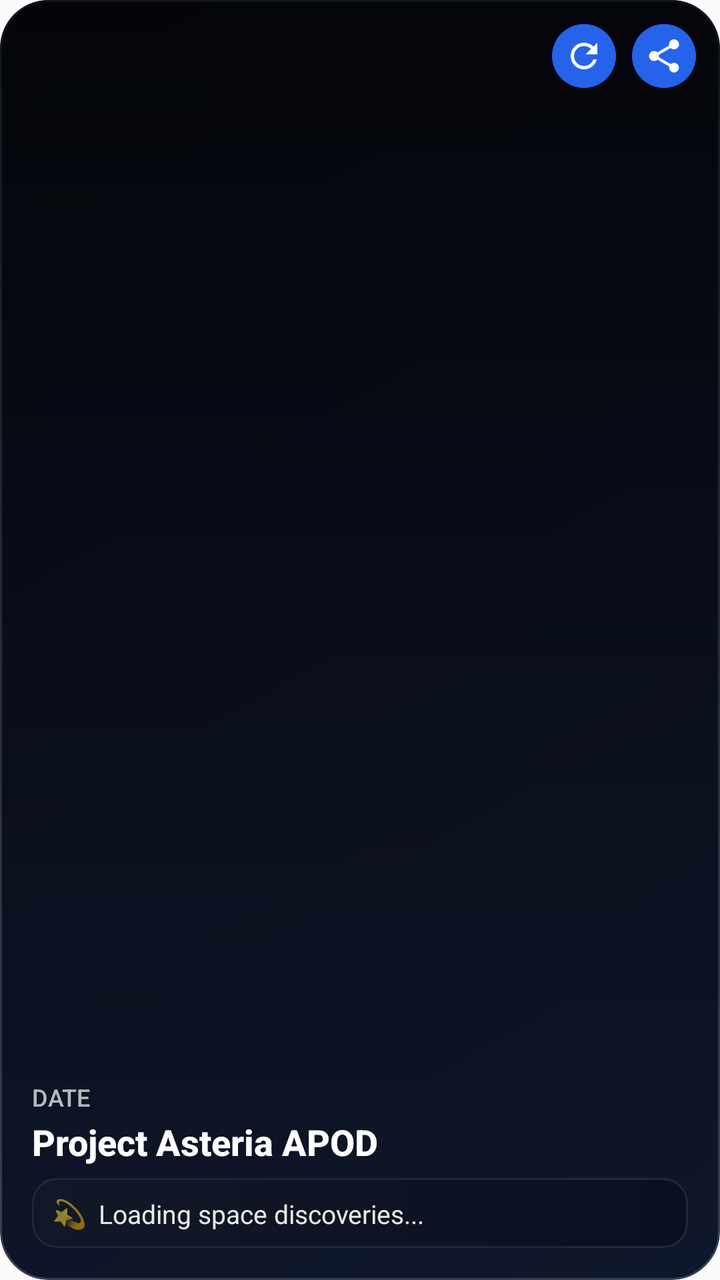
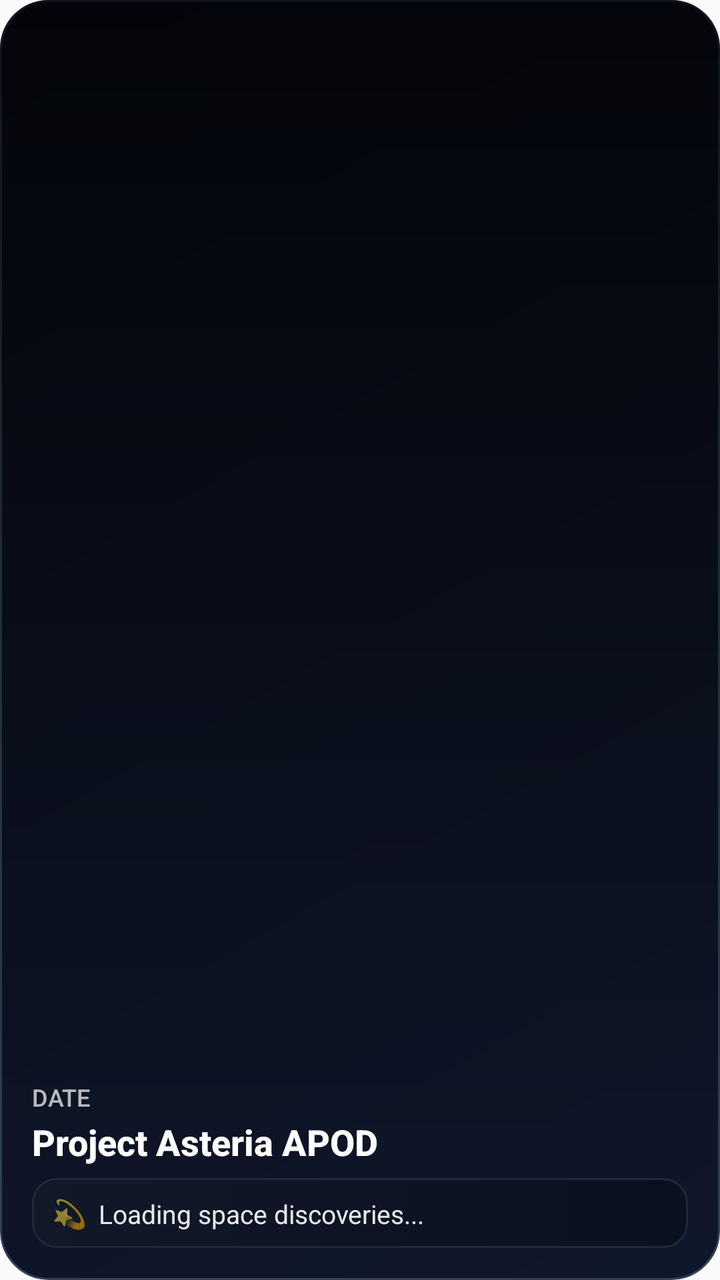

The first picture is an Android layout as it rendered before a commit; the second is the same layout after the commit. The layout source and the unified diff follow.
<!-- AndroidManifest.xml: application theme Theme.ProjectAsteria -->
<!-- res/layout/asteria_app_widget.xml -->
<?xml version="1.0" encoding="utf-8"?>
<RelativeLayout xmlns:android="http://schemas.android.com/apk/res/android"
    android:id="@+id/widget_main_card"
    android:layout_width="match_parent"
    android:layout_height="match_parent"
    android:background="@drawable/widget_background"
    android:clipToOutline="true"
    android:outlineProvider="background">

    
    <ImageView
        android:id="@+id/widget_image"
        android:layout_width="match_parent"
        android:layout_height="match_parent"
        android:scaleType="centerCrop"
        android:contentDescription="Space Image" />

    
    <ImageView
        android:layout_width="match_parent"
        android:layout_height="match_parent"
        android:background="@drawable/widget_gradient_overlay" />

    
    <LinearLayout
        android:layout_width="wrap_content"
        android:layout_height="wrap_content"
        android:layout_alignParentTop="true"
        android:layout_alignParentEnd="true"
        android:orientation="horizontal"
        android:padding="12dp">

        <ImageButton
            android:id="@+id/widget_refresh_button"
            android:layout_width="32dp"
            android:layout_height="32dp"
            android:background="@drawable/widget_button_background"
            android:src="@drawable/ic_refresh_white"
            android:contentDescription="Refresh"
            android:padding="6dp"
            android:scaleType="centerInside" />

        <ImageButton
            android:id="@+id/widget_share_button"
            android:layout_width="32dp"
            android:layout_height="32dp"
            android:layout_marginStart="8dp"
            android:background="@drawable/widget_button_background"
            android:src="@drawable/ic_share_white"
            android:contentDescription="Share"
            android:padding="6dp"
            android:scaleType="centerInside" />
    </LinearLayout>

    
    <LinearLayout
        android:layout_width="match_parent"
        android:layout_height="wrap_content"
        android:layout_alignParentBottom="true"
        android:orientation="vertical"
        android:padding="16dp">

        <TextView
            android:id="@+id/widget_date"
            android:layout_width="wrap_content"
            android:layout_height="wrap_content"
            android:fontFamily="sans-serif-medium"
            android:text="Date"
            android:textColor="#B3FFFFFF"
            android:textSize="12sp"
            android:textAllCaps="true" />

        <TextView
            android:id="@+id/widget_title"
            android:layout_width="match_parent"
            android:layout_height="wrap_content"
            android:layout_marginTop="2dp"
            android:ellipsize="end"
            android:fontFamily="sans-serif-medium"
            android:maxLines="2"
            android:text="Project Asteria APOD"
            android:textColor="#FFFFFF"
            android:textSize="18sp"
            android:textStyle="bold" />
            
        <LinearLayout
            android:layout_width="match_parent"
            android:layout_height="wrap_content"
            android:layout_marginTop="6dp"
            android:background="@drawable/widget_fact_background"
            android:orientation="horizontal"
            android:paddingHorizontal="10dp"
            android:paddingVertical="8dp">
            
            <TextView
                android:layout_width="wrap_content"
                android:layout_height="wrap_content"
                android:layout_marginEnd="6dp"
                android:text="💫"
                android:textSize="14sp" />
                
            <TextView
                android:id="@+id/widget_fact"
                android:layout_width="match_parent"
                android:layout_height="wrap_content"
                android:ellipsize="end"
                android:fontFamily="sans-serif"
                android:maxLines="2"
                android:text="Loading space discoveries..."
                android:textColor="#E6FFFFFF"
                android:textSize="13sp" />
                
        </LinearLayout>
    </LinearLayout>

</RelativeLayout>
<!-- resources referenced by this layout -->
<resources>
  <!-- drawable ic_refresh_white (drawable) -->
  <vector xmlns:android="http://schemas.android.com/apk/res/android"
      android:width="24dp"
      android:height="24dp"
      android:viewportWidth="24"
      android:viewportHeight="24"
      android:tint="#FFFFFF">
      <path
          android:fillColor="@android:color/white"
          android:pathData="M17.65,6.35C16.2,4.9 14.21,4 12,4c-4.42,0 -7.99,3.58 -7.99,8s3.57,8 7.99,8c3.73,0 6.84,-2.55 7.73,-6h-2.08c-0.82,2.33 -3.04,4 -5.65,4 -3.31,0 -6,-2.69 -6,-6s2.69,-6 6,-6c1.66,0 3.14,0.69 4.22,1.78L13,11h7V4l-2.35,2.35z"/>
  </vector>
  <!-- drawable ic_share_white (drawable) -->
  <?xml version="1.0" encoding="utf-8"?>
  
  <vector xmlns:android="http://schemas.android.com/apk/res/android"
      android:width="24dp"
      android:height="24dp"
      android:viewportWidth="24"
      android:viewportHeight="24"
      android:tint="#FFFFFF">
    <path
        android:fillColor="@android:color/white"
        android:pathData="M18,16.08c-0.76,0 -1.44,0.3 -1.96,0.77L8.91,12.7c0.05,-0.23 0.09,-0.46 0.09,-0.7s-0.04,-0.47 -0.09,-0.7l7.05,-4.11c0.54,0.5 1.25,0.81 2.04,0.81 1.66,0 3,-1.34 3,-3s-1.34,-3 -3,-3 -3,1.34 -3,3c0,0.24 0.04,0.47 0.09,0.7L8.04,9.81C7.5,9.31 6.79,9 6,9c-1.66,0 -3,1.34 -3,3s1.34,3 3,3c0.79,0 1.5,-0.31 2.04,-0.81l7.12,4.16c-0.05,0.21 -0.08,0.43 -0.08,0.65 0,1.61 1.31,2.92 2.92,2.92 1.61,0 2.92,-1.31 2.92,-2.92s-1.31,-2.92 -2.92,-2.92z"/>
  </vector>
  <!-- drawable widget_background (drawable) -->
  <?xml version="1.0" encoding="utf-8"?>
  
  <shape xmlns:android="http://schemas.android.com/apk/res/android">
      <gradient
          android:angle="135"
          android:endColor="#0B1020"
          android:startColor="#0F172A"
          android:type="linear" />
      <corners android:radius="24dp" />
      <stroke
          android:width="1dp"
          android:color="#334155" />
  </shape>
  <!-- drawable widget_button_background (drawable) -->
  <?xml version="1.0" encoding="utf-8"?>
  
  <shape xmlns:android="http://schemas.android.com/apk/res/android">
      <solid android:color="#2563EB" />
      <corners android:radius="20dp" />
  </shape>
  <!-- drawable widget_fact_background (drawable) -->
  <?xml version="1.0" encoding="utf-8"?>
  
  <shape xmlns:android="http://schemas.android.com/apk/res/android">
      <gradient
          android:angle="0"
          android:endColor="#0B1020"
          android:startColor="#111827"
          android:type="linear" />
      <corners android:radius="12dp" />
      <stroke
          android:width="1dp"
          android:color="#1F2937" />
  </shape>
  <!-- drawable widget_gradient_overlay (drawable) -->
  <?xml version="1.0" encoding="utf-8"?>
  
  <shape xmlns:android="http://schemas.android.com/apk/res/android">
      <gradient
          android:angle="90"
          android:startColor="#00000000"
          android:centerColor="#4D000000"
          android:endColor="#B3000000"
          android:type="linear" />
  </shape>
  <style name="Theme.ProjectAsteria" parent="android:Theme.Material.Light.NoActionBar" />
</resources>

<!-- the commit's change to res/layout/asteria_app_widget.xml (unified diff, before → after) -->
@@ -20,37 +20,6 @@
         android:layout_width="match_parent"
         android:layout_height="match_parent"
         android:background="@drawable/widget_gradient_overlay" />
-
-    
-    <LinearLayout
-        android:layout_width="wrap_content"
-        android:layout_height="wrap_content"
-        android:layout_alignParentTop="true"
-        android:layout_alignParentEnd="true"
-        android:orientation="horizontal"
-        android:padding="12dp">
-
-        <ImageButton
-            android:id="@+id/widget_refresh_button"
-            android:layout_width="32dp"
-            android:layout_height="32dp"
-            android:background="@drawable/widget_button_background"
-            android:src="@drawable/ic_refresh_white"
-            android:contentDescription="Refresh"
-            android:padding="6dp"
-            android:scaleType="centerInside" />
-
-        <ImageButton
-            android:id="@+id/widget_share_button"
-            android:layout_width="32dp"
-            android:layout_height="32dp"
-            android:layout_marginStart="8dp"
-            android:background="@drawable/widget_button_background"
-            android:src="@drawable/ic_share_white"
-            android:contentDescription="Share"
-            android:padding="6dp"
-            android:scaleType="centerInside" />
-    </LinearLayout>
 
     
     <LinearLayout
<!-- resource entries referenced after the edit -->
@@ -1,29 +1,5 @@
 <!-- resources referenced by this layout -->
 <resources>
-  <!-- drawable ic_refresh_white (drawable) -->
-  <vector xmlns:android="http://schemas.android.com/apk/res/android"
-      android:width="24dp"
-      android:height="24dp"
-      android:viewportWidth="24"
-      android:viewportHeight="24"
-      android:tint="#FFFFFF">
-      <path
-          android:fillColor="@android:color/white"
-          android:pathData="M17.65,6.35C16.2,4.9 14.21,4 12,4c-4.42,0 -7.99,3.58 -7.99,8s3.57,8 7.99,8c3.73,0 6.84,-2.55 7.73,-6h-2.08c-0.82,2.33 -3.04,4 -5.65,4 -3.31,0 -6,-2.69 -6,-6s2.69,-6 6,-6c1.66,0 3.14,0.69 4.22,1.78L13,11h7V4l-2.35,2.35z"/>
-  </vector>
-  <!-- drawable ic_share_white (drawable) -->
-  <?xml version="1.0" encoding="utf-8"?>
-  
-  <vector xmlns:android="http://schemas.android.com/apk/res/android"
-      android:width="24dp"
-      android:height="24dp"
-      android:viewportWidth="24"
-      android:viewportHeight="24"
-      android:tint="#FFFFFF">
-    <path
-        android:fillColor="@android:color/white"
-        android:pathData="M18,16.08c-0.76,0 -1.44,0.3 -1.96,0.77L8.91,12.7c0.05,-0.23 0.09,-0.46 0.09,-0.7s-0.04,-0.47 -0.09,-0.7l7.05,-4.11c0.54,0.5 1.25,0.81 2.04,0.81 1.66,0 3,-1.34 3,-3s-1.34,-3 -3,-3 -3,1.34 -3,3c0,0.24 0.04,0.47 0.09,0.7L8.04,9.81C7.5,9.31 6.79,9 6,9c-1.66,0 -3,1.34 -3,3s1.34,3 3,3c0.79,0 1.5,-0.31 2.04,-0.81l7.12,4.16c-0.05,0.21 -0.08,0.43 -0.08,0.65 0,1.61 1.31,2.92 2.92,2.92 1.61,0 2.92,-1.31 2.92,-2.92s-1.31,-2.92 -2.92,-2.92z"/>
-  </vector>
   <!-- drawable widget_background (drawable) -->
   <?xml version="1.0" encoding="utf-8"?>
   
@@ -37,13 +13,6 @@
       <stroke
           android:width="1dp"
           android:color="#334155" />
-  </shape>
-  <!-- drawable widget_button_background (drawable) -->
-  <?xml version="1.0" encoding="utf-8"?>
-  
-  <shape xmlns:android="http://schemas.android.com/apk/res/android">
-      <solid android:color="#2563EB" />
-      <corners android:radius="20dp" />
   </shape>
   <!-- drawable widget_fact_background (drawable) -->
   <?xml version="1.0" encoding="utf-8"?>
